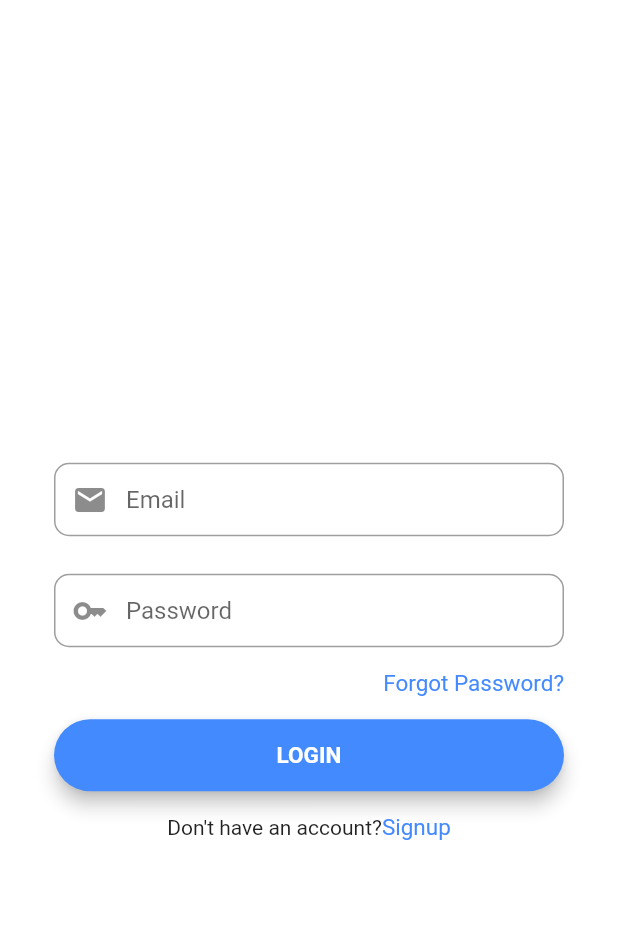
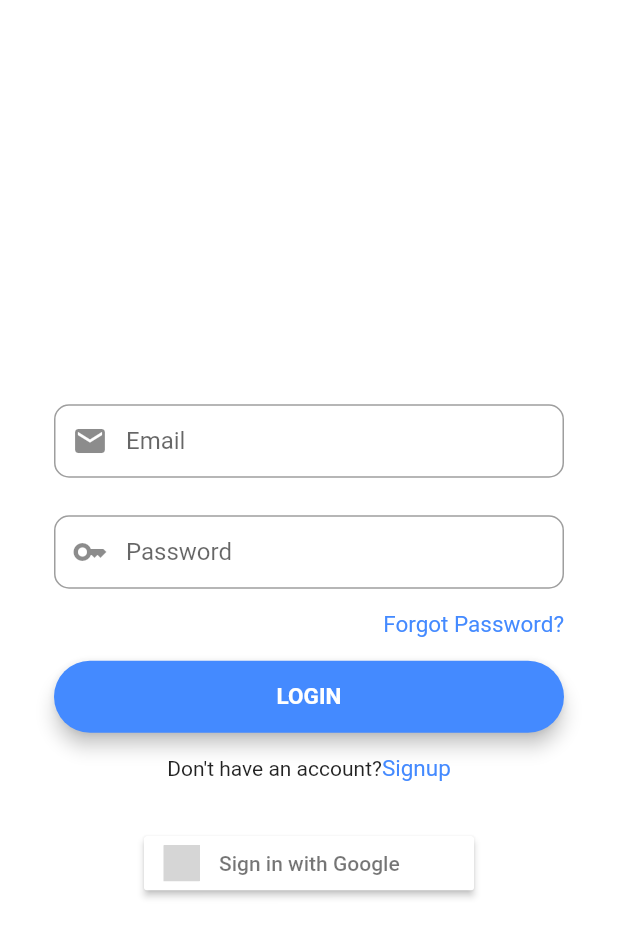
Before and after one commit to sanjaysojan-dev/Educational-App-for-GCSE-Maths, a Flutter app: the screen it shows after launch, on a phone screen of 412 x 824 dp. Shown: the top 937 px of the screen. Run offline on Flutter 3.47's test engine with Material 2 defaults, Android fonts, the phone set to English and light mode, and no system bars; our stand-ins replace cloud_firestore, firebase_auth, firebase_core, flutter_signin_button, fluttertoast; accounts and stored records are empty; grey boxes are pictures that could not be loaded.

Commit message:
Updated pubspec.yaml file with dependencies for google sign in button

```diff
--- a/lib/screens/LoginScreen.dart
+++ b/lib/screens/LoginScreen.dart
@@ -3,6 +3,7 @@ import 'package:educational_app_for_maths/screens/HomeScreen.dart';
 import 'package:educational_app_for_maths/screens/RegistrationScreen.dart';
 import 'package:firebase_auth/firebase_auth.dart';
 import 'package:flutter/material.dart';
+import 'package:flutter_signin_button/flutter_signin_button.dart';
 import 'package:fluttertoast/fluttertoast.dart';
 
 class LoginScreen extends StatefulWidget {
@@ -105,6 +106,15 @@ class _LoginScreenState extends State<LoginScreen> {
       ),
     );
 
+    final googleSignInButton =  SignInButton(
+      Buttons.Google,
+      onPressed: () {
+        Navigator.of(context).pushReplacement(MaterialPageRoute(builder: (context) => HomeScreen()));
+      },
+    );
+
+
+
 /* returns a scaffold in which creates body in which contains the
 *  the form with the email and password fields.
 *
@@ -155,7 +165,6 @@ class _LoginScreenState extends State<LoginScreen> {
                     ),
                     SizedBox(height: 15),
                     loginButton,
-
                     SizedBox(height: 15),
                     Row(
                       mainAxisAlignment: MainAxisAlignment.center,
@@ -174,7 +183,9 @@ class _LoginScreenState extends State<LoginScreen> {
                                 fontSize:15),),
                         )
                       ],
-                    )
+                    ),
+                    SizedBox(height:30),
+                    googleSignInButton
                   ],
                 ),
               ),
--- a/pubspec.yaml
+++ b/pubspec.yaml
@@ -31,6 +31,8 @@ dependencies:
   firebase_auth: ^3.3.19
   firebase_core: ^1.17.1
   fluttertoast: ^8.0.9
+  google_sign_in: ^5.3.3
+  flutter_signin_button: ^2.0.0
 
   flutter:
     sdk: flutter
```
Also changed, not shown: pubspec.lock.
